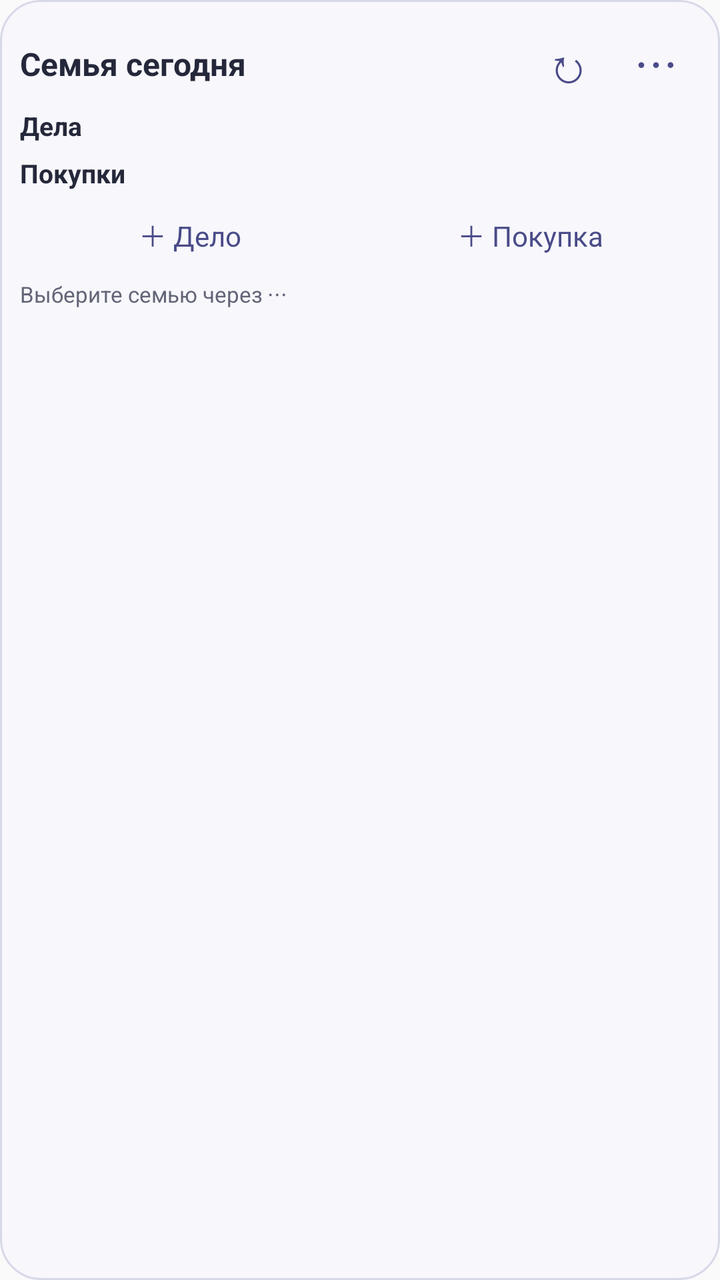
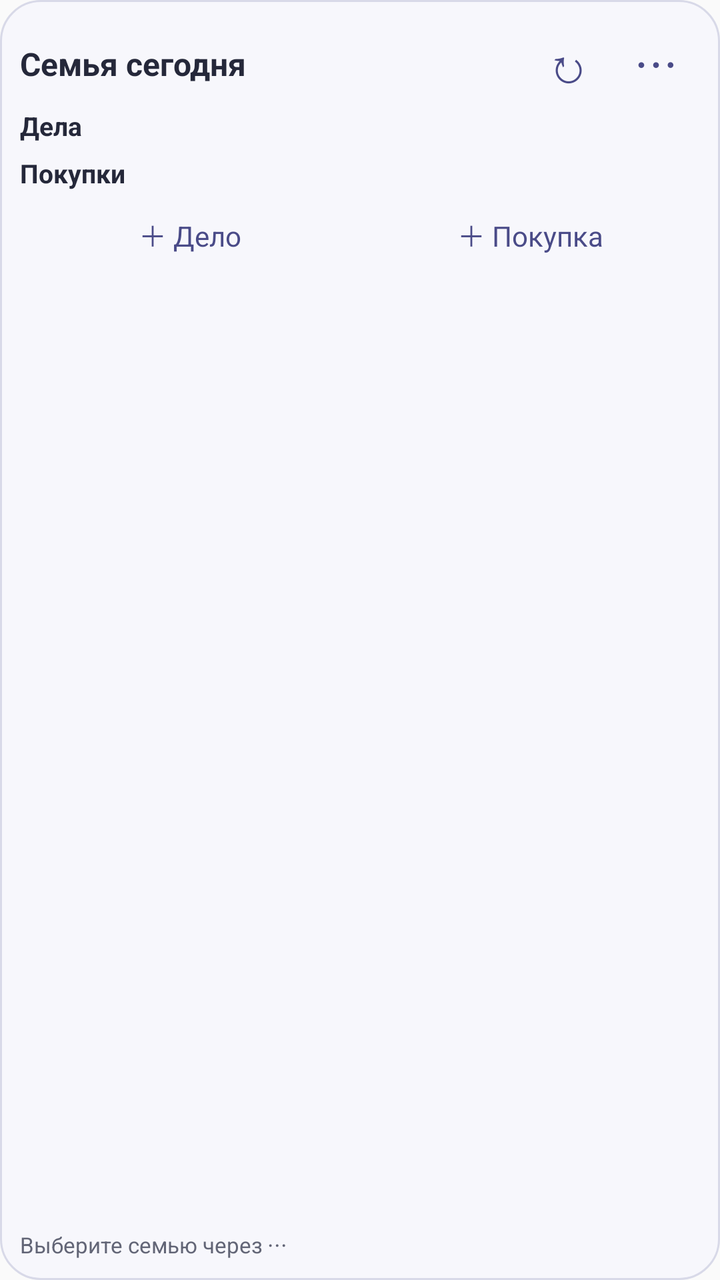

The first picture is an Android layout as it rendered before a commit; the second is the same layout after the commit. The layout source and the unified diff follow.
<!-- AndroidManifest.xml: application theme AppTheme -->
<!-- res/layout/family_widget.xml -->
<?xml version="1.0" encoding="utf-8"?>
<LinearLayout xmlns:android="http://schemas.android.com/apk/res/android" android:layout_width="match_parent" android:layout_height="match_parent" android:orientation="vertical" android:padding="10dp" android:background="@drawable/widget_background">
 <LinearLayout android:layout_width="match_parent" android:layout_height="44dp" android:gravity="center_vertical">
  <TextView android:id="@+id/widget_title" android:layout_width="0dp" android:layout_weight="1" android:layout_height="match_parent" android:gravity="center_vertical" android:text="@string/widget_name" android:textColor="@color/widget_text" android:textSize="16sp" android:textStyle="bold" android:maxLines="1" android:ellipsize="end"/>
  <TextView android:id="@+id/widget_refresh" android:layout_width="44dp" android:layout_height="44dp" android:gravity="center" android:text="↻" android:textSize="24sp" android:textColor="@color/widget_accent" android:contentDescription="@string/widget_refresh"/>
  <TextView android:id="@+id/widget_settings" android:layout_width="44dp" android:layout_height="44dp" android:gravity="center" android:text="⋯" android:textSize="24sp" android:textColor="@color/widget_accent" android:contentDescription="@string/widget_settings"/>
 </LinearLayout>
 <TextView android:id="@+id/widget_task_count" android:layout_width="match_parent" android:layout_height="wrap_content" android:text="@string/widget_tasks" android:textColor="@color/widget_text" android:textStyle="bold" android:textSize="13sp" android:maxLines="2"/>
 <LinearLayout android:id="@+id/widget_tasks" android:layout_width="match_parent" android:layout_height="wrap_content" android:orientation="vertical"/>
 <TextView android:id="@+id/widget_purchase_count" android:layout_width="match_parent" android:layout_height="wrap_content" android:paddingTop="6dp" android:text="@string/widget_purchases" android:textColor="@color/widget_text" android:textStyle="bold" android:textSize="13sp"/>
 <LinearLayout android:id="@+id/widget_purchases" android:layout_width="match_parent" android:layout_height="wrap_content" android:orientation="vertical"/>
 <LinearLayout android:id="@+id/widget_buttons" android:layout_width="match_parent" android:layout_height="44dp" android:gravity="center_vertical">
  <TextView android:id="@+id/widget_add_task" android:layout_width="0dp" android:layout_weight="1" android:layout_height="44dp" android:gravity="center" android:text="@string/widget_add_task" android:textSize="14sp" android:textColor="@color/widget_accent"/>
  <TextView android:id="@+id/widget_add_purchase" android:layout_width="0dp" android:layout_weight="1" android:layout_height="44dp" android:gravity="center" android:text="@string/widget_add_purchase" android:textSize="14sp" android:textColor="@color/widget_accent"/>
 </LinearLayout>
 <TextView android:id="@+id/widget_chat_count" android:layout_width="match_parent" android:layout_height="wrap_content" android:textColor="@color/widget_text" android:textSize="13sp" android:textStyle="bold" android:visibility="gone"/>
 <LinearLayout android:id="@+id/widget_chats" android:layout_width="match_parent" android:layout_height="wrap_content" android:orientation="vertical" android:visibility="gone"/>
 <TextView android:id="@+id/widget_updated" android:layout_width="match_parent" android:layout_height="wrap_content" android:text="@string/widget_choose_family" android:textColor="@color/widget_muted" android:textSize="11sp" android:maxLines="3"/>
</LinearLayout>
<!-- resources referenced by this layout -->
<resources>
  <color name="widget_accent">#4A4B88</color>
  <color name="widget_muted">#626576</color>
  <color name="widget_text">#25283A</color>
  <!-- drawable widget_background (drawable) -->
  <shape xmlns:android="http://schemas.android.com/apk/res/android"><solid android:color="@color/widget_background"/><corners android:radius="20dp"/><stroke android:width="1dp" android:color="@color/widget_border"/></shape>
  <string name="widget_add_purchase">＋ Покупка</string>
  <string name="widget_add_task">＋ Дело</string>
  <string name="widget_choose_family">Выберите семью через ⋯</string>
  <string name="widget_name">Семья сегодня</string>
  <string name="widget_purchases">Покупки</string>
  <string name="widget_refresh">Обновить</string>
  <string name="widget_settings">Настроить виджет</string>
  <string name="widget_tasks">Дела</string>
  <style name="AppTheme" parent="Theme.AppCompat.Light.DarkActionBar">
          
          <item name="colorPrimary">@color/colorPrimary</item>
          <item name="colorPrimaryDark">@color/colorPrimaryDark</item>
          <item name="colorAccent">@color/colorAccent</item>
      </style>
  <color name="widget_background">#F7F7FC</color>
  <color name="widget_border">#D8D9E8</color>
</resources>

<!-- the commit's change to res/layout/family_widget.xml (unified diff, before → after) -->
@@ -5,6 +5,7 @@
   <TextView android:id="@+id/widget_refresh" android:layout_width="44dp" android:layout_height="44dp" android:gravity="center" android:text="↻" android:textSize="24sp" android:textColor="@color/widget_accent" android:contentDescription="@string/widget_refresh"/>
   <TextView android:id="@+id/widget_settings" android:layout_width="44dp" android:layout_height="44dp" android:gravity="center" android:text="⋯" android:textSize="24sp" android:textColor="@color/widget_accent" android:contentDescription="@string/widget_settings"/>
  </LinearLayout>
+ <LinearLayout android:id="@+id/widget_body" android:layout_width="match_parent" android:layout_height="0dp" android:layout_weight="1" android:orientation="vertical">
  <TextView android:id="@+id/widget_task_count" android:layout_width="match_parent" android:layout_height="wrap_content" android:text="@string/widget_tasks" android:textColor="@color/widget_text" android:textStyle="bold" android:textSize="13sp" android:maxLines="2"/>
  <LinearLayout android:id="@+id/widget_tasks" android:layout_width="match_parent" android:layout_height="wrap_content" android:orientation="vertical"/>
  <TextView android:id="@+id/widget_purchase_count" android:layout_width="match_parent" android:layout_height="wrap_content" android:paddingTop="6dp" android:text="@string/widget_purchases" android:textColor="@color/widget_text" android:textStyle="bold" android:textSize="13sp"/>
@@ -13,7 +14,8 @@
   <TextView android:id="@+id/widget_add_task" android:layout_width="0dp" android:layout_weight="1" android:layout_height="44dp" android:gravity="center" android:text="@string/widget_add_task" android:textSize="14sp" android:textColor="@color/widget_accent"/>
   <TextView android:id="@+id/widget_add_purchase" android:layout_width="0dp" android:layout_weight="1" android:layout_height="44dp" android:gravity="center" android:text="@string/widget_add_purchase" android:textSize="14sp" android:textColor="@color/widget_accent"/>
  </LinearLayout>
+ </LinearLayout>
  <TextView android:id="@+id/widget_chat_count" android:layout_width="match_parent" android:layout_height="wrap_content" android:textColor="@color/widget_text" android:textSize="13sp" android:textStyle="bold" android:visibility="gone"/>
- <LinearLayout android:id="@+id/widget_chats" android:layout_width="match_parent" android:layout_height="wrap_content" android:orientation="vertical" android:visibility="gone"/>
+ <LinearLayout android:id="@+id/widget_chats" android:layout_width="match_parent" android:layout_height="70dp" android:orientation="horizontal" android:visibility="gone"/>
  <TextView android:id="@+id/widget_updated" android:layout_width="match_parent" android:layout_height="wrap_content" android:text="@string/widget_choose_family" android:textColor="@color/widget_muted" android:textSize="11sp" android:maxLines="3"/>
 </LinearLayout>
